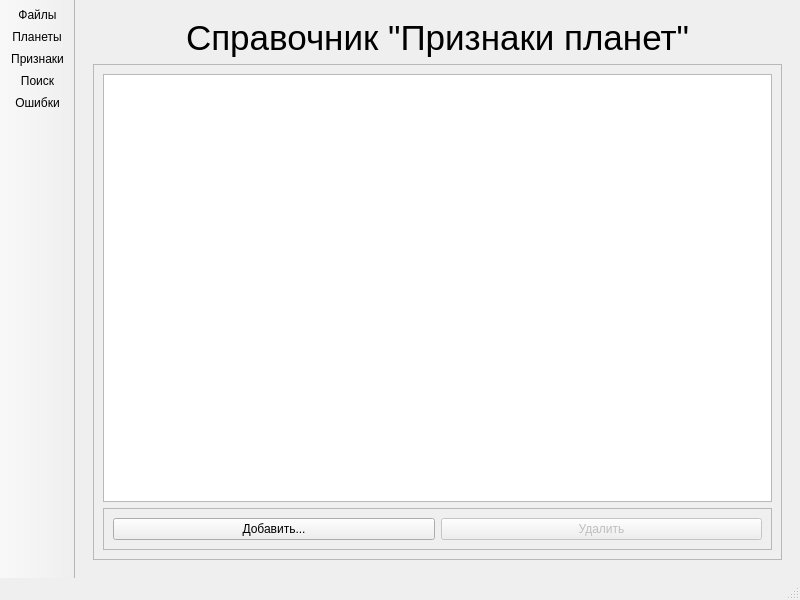
The window that mainwindow.ui (Limuranius/CourseWorkSem4) describes before a commit, drawn with Qt 5.
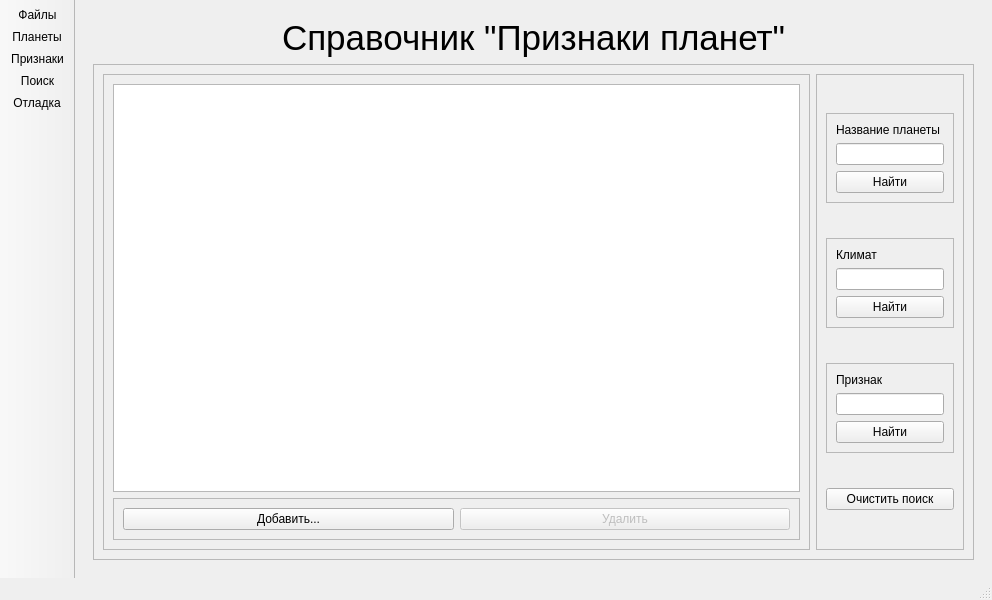
The same window after the commit. The open tabs and pages were chosen to show the change.

Patch:
```diff
--- a/mainwindow.ui
+++ b/mainwindow.ui
@@ -6,7 +6,7 @@
    <rect>
     <x>0</x>
     <y>0</y>
-    <width>800</width>
+    <width>992</width>
     <height>600</height>
    </rect>
   </property>
@@ -505,6 +505,15 @@
          </widget>
         </item>
         <item>
+         <widget class="QFrame" name="frame_29">
+          <property name="frameShape">
+           <enum>QFrame::StyledPanel</enum>
+          </property>
+          <property name="frameShadow">
+           <enum>QFrame::Raised</enum>
+          </property>
+          <layout class="QHBoxLayout" name="horizontalLayout_14">
+           <item>
          <widget class="QFrame" name="frame_15">
           <property name="frameShape">
            <enum>QFrame::StyledPanel</enum>
@@ -520,7 +529,17 @@
              </attribute>
              <column>
               <property name="text">
-               <string>Запись</string>
+                  <string>Название</string>
+                 </property>
+                </column>
+                <column>
+                 <property name="text">
+                  <string>Климат</string>
+                 </property>
+                </column>
+                <column>
+                 <property name="text">
+                  <string>Признак</string>
               </property>
              </column>
             </widget>
@@ -557,6 +576,139 @@
           </layout>
          </widget>
         </item>
+           <item>
+            <widget class="QFrame" name="frame_32">
+             <property name="sizePolicy">
+              <sizepolicy hsizetype="Fixed" vsizetype="Preferred">
+               <horstretch>0</horstretch>
+               <verstretch>0</verstretch>
+              </sizepolicy>
+             </property>
+             <property name="frameShape">
+              <enum>QFrame::StyledPanel</enum>
+             </property>
+             <property name="frameShadow">
+              <enum>QFrame::Raised</enum>
+             </property>
+             <layout class="QVBoxLayout" name="verticalLayout_26">
+              <item>
+               <widget class="QFrame" name="frame_33">
+                <property name="sizePolicy">
+                 <sizepolicy hsizetype="Preferred" vsizetype="Fixed">
+                  <horstretch>0</horstretch>
+                  <verstretch>0</verstretch>
+                 </sizepolicy>
+                </property>
+                <property name="frameShape">
+                 <enum>QFrame::StyledPanel</enum>
+                </property>
+                <property name="frameShadow">
+                 <enum>QFrame::Raised</enum>
+                </property>
+                <layout class="QVBoxLayout" name="verticalLayout_27">
+                 <item>
+                  <widget class="QLabel" name="label_18">
+                   <property name="text">
+                    <string>Название планеты</string>
+                   </property>
+                  </widget>
+                 </item>
+                 <item>
+                  <widget class="QLineEdit" name="lineEdit_attrs_search_planet"/>
+                 </item>
+                 <item>
+                  <widget class="QPushButton" name="pushButton_attrs_search_planet">
+                   <property name="text">
+                    <string>Найти</string>
+                   </property>
+                  </widget>
+                 </item>
+                </layout>
+               </widget>
+              </item>
+              <item>
+               <widget class="QFrame" name="frame_34">
+                <property name="sizePolicy">
+                 <sizepolicy hsizetype="Preferred" vsizetype="Fixed">
+                  <horstretch>0</horstretch>
+                  <verstretch>0</verstretch>
+                 </sizepolicy>
+                </property>
+                <property name="frameShape">
+                 <enum>QFrame::StyledPanel</enum>
+                </property>
+                <property name="frameShadow">
+                 <enum>QFrame::Raised</enum>
+                </property>
+                <layout class="QVBoxLayout" name="verticalLayout_28">
+                 <item>
+                  <widget class="QLabel" name="label_19">
+                   <property name="text">
+                    <string>Климат</string>
+                   </property>
+                  </widget>
+                 </item>
+                 <item>
+                  <widget class="QLineEdit" name="lineEdit_attrs_search_climate"/>
+                 </item>
+                 <item>
+                  <widget class="QPushButton" name="pushButton_attrs_search_climate">
+                   <property name="text">
+                    <string>Найти</string>
+                   </property>
+                  </widget>
+                 </item>
+                </layout>
+               </widget>
+              </item>
+              <item>
+               <widget class="QFrame" name="frame_35">
+                <property name="sizePolicy">
+                 <sizepolicy hsizetype="Preferred" vsizetype="Fixed">
+                  <horstretch>0</horstretch>
+                  <verstretch>0</verstretch>
+                 </sizepolicy>
+                </property>
+                <property name="frameShape">
+                 <enum>QFrame::StyledPanel</enum>
+                </property>
+                <property name="frameShadow">
+                 <enum>QFrame::Raised</enum>
+                </property>
+                <layout class="QVBoxLayout" name="verticalLayout_29">
+                 <item>
+                  <widget class="QLabel" name="label_20">
+                   <property name="text">
+                    <string>Признак</string>
+                   </property>
+                  </widget>
+                 </item>
+                 <item>
+                  <widget class="QLineEdit" name="lineEdit_attrs_search_attribute"/>
+                 </item>
+                 <item>
+                  <widget class="QPushButton" name="pushButton_attrs_search_attribute">
+                   <property name="text">
+                    <string>Найти</string>
+                   </property>
+                  </widget>
+                 </item>
+                </layout>
+               </widget>
+              </item>
+              <item>
+               <widget class="QPushButton" name="pushButton_attrs_search_clear">
+                <property name="text">
+                 <string>Очистить поиск</string>
+                </property>
+               </widget>
+              </item>
+             </layout>
+            </widget>
+           </item>
+          </layout>
+         </widget>
+        </item>
        </layout>
       </widget>
       <widget class="QWidget" name="page_search">
@@ -927,7 +1079,10 @@
   </action>
   <action name="action_errors_page">
    <property name="text">
-    <string>Ошибки</string>
+    <string>Отладка</string>
+   </property>
+   <property name="toolTip">
+    <string>Отладка</string>
    </property>
   </action>
  </widget>
```
Left out of the diff: 278 changed lines with no effect on the pictures. Lines whose indentation alone changed are shown as unchanged.
